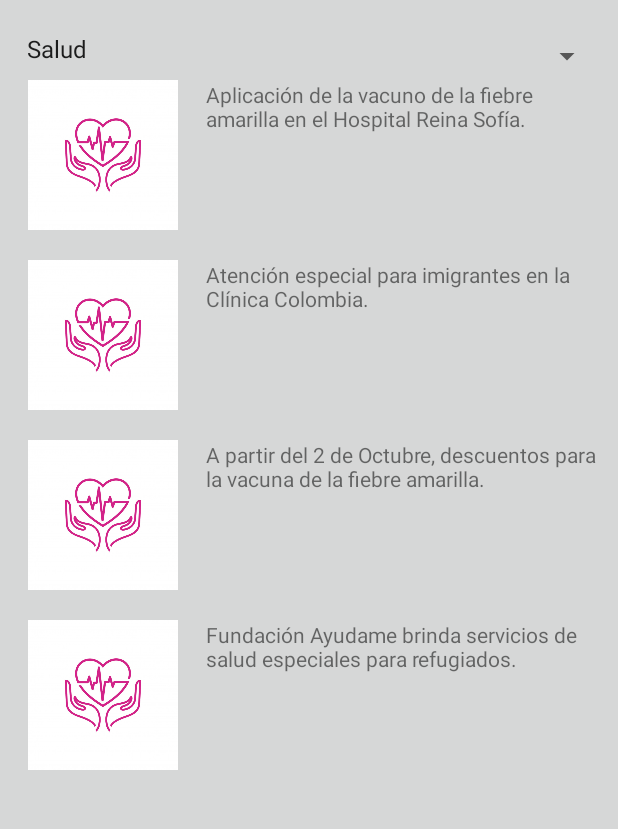
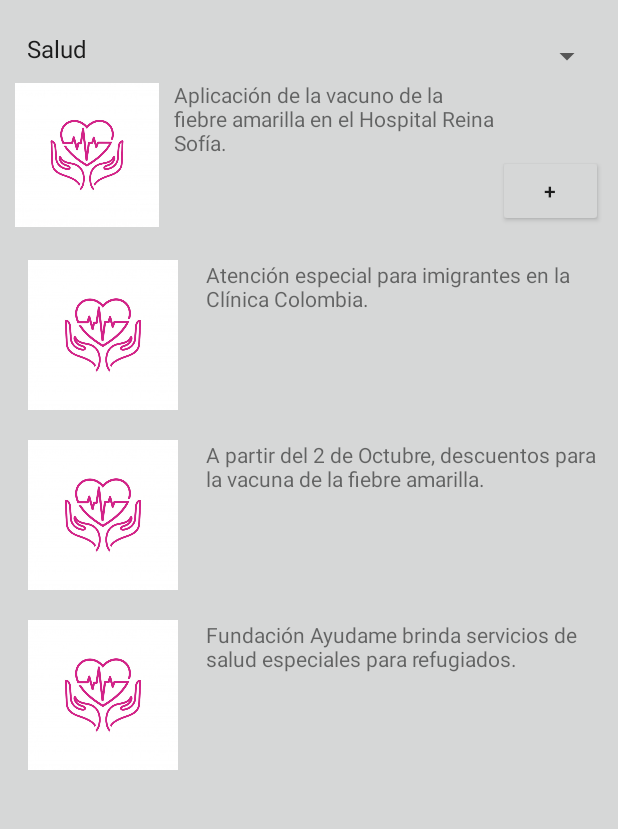
Before and after one commit to williammorenop/hackatrix---silver, an Android app: the PoolActivity screen opened directly, with no data from a screen before it, on a phone screen of 412 x 824 dp, the part 366-1195 px from its top. Run offline under Robolectric (Android 15) with nearby library versions, the phone set to English and light mode, and no system bars.

Commit message:
more details

```diff
--- a/app/src/main/java/com/example/silver_hacktrix/PoolActivity.java
+++ b/app/src/main/java/com/example/silver_hacktrix/PoolActivity.java
@@ -2,9 +2,11 @@ package com.example.silver_hacktrix;
 
 import androidx.appcompat.app.AppCompatActivity;
 
+import android.content.Intent;
 import android.os.Bundle;
 import android.view.View;
 import android.widget.AdapterView;
+import android.widget.Button;
 import android.widget.ImageView;
 import android.widget.Spinner;
 import android.widget.TextView;
@@ -15,6 +17,7 @@ public class PoolActivity extends AppCompatActivity {
     Spinner spinner;
     ImageView imagen1, imagen2, imagen3, imagen4;
     TextView text1, text2, text3, text4;
+    Button botonmas;
 
     @Override
     protected void onCreate(Bundle savedInstanceState) {
@@ -30,6 +33,15 @@ public class PoolActivity extends AppCompatActivity {
         text2 = (TextView) findViewById(R.id.textS2);
         text3 = (TextView) findViewById(R.id.textS3);
         text4 = (TextView) findViewById(R.id.textS4);
+        botonmas = findViewById(R.id.more);
+
+        botonmas.setOnClickListener(new View.OnClickListener() {
+            @Override
+            public void onClick(View v) {
+                Intent ong = new Intent(PoolActivity.this, VerPublicacion.class);
+                startActivity(ong);
+            }
+        });
 
         spinner.setOnItemSelectedListener(new AdapterView.OnItemSelectedListener() {
             @Override
--- a/app/src/main/res/layout/activity_pool.xml
+++ b/app/src/main/res/layout/activity_pool.xml
@@ -66,6 +66,23 @@
                     android:layout_weight="0.7"
                     android:paddingLeft="10dp"
                     android:text="Aplicación de la vacuno de la fiebre amarilla en el Hospital Reina Sofía." />
+
+                <LinearLayout
+                    android:layout_width="70dip"
+                    android:layout_height="match_parent"
+                    android:orientation="vertical">
+
+                    <TextView
+                        android:id="@+id/textView12"
+                        android:layout_width="match_parent"
+                        android:layout_height="50dip" />
+
+                    <Button
+                        android:id="@+id/more"
+                        android:layout_width="match_parent"
+                        android:layout_height="wrap_content"
+                        android:text="+" />
+                </LinearLayout>
             </LinearLayout>
 
             <LinearLayout
```
